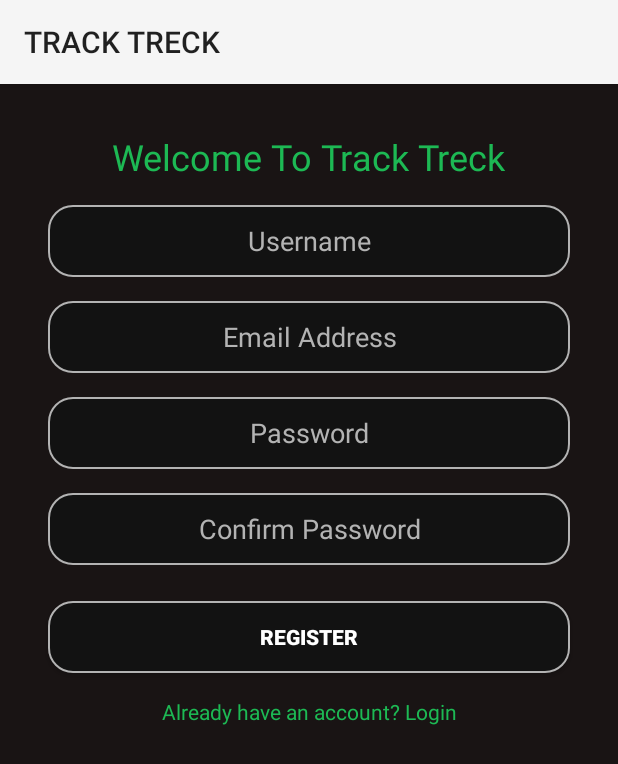
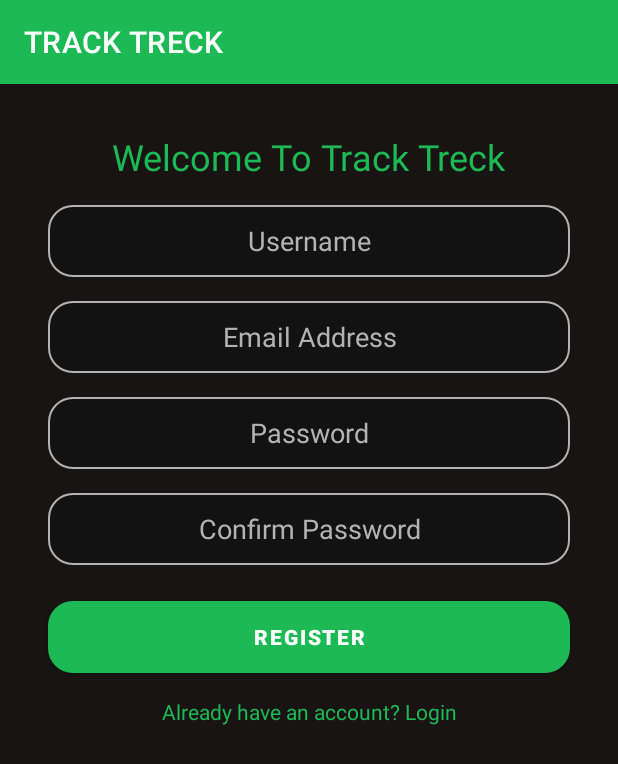
Before and after one commit to gillfara/tracktreck, an Android app: the screen it shows after launch (RegisterActivity), on a phone screen of 412 x 824 dp. Shown: the top 764 px of the screen. Run offline under Robolectric (Android 15) with nearby library versions, the light colour scheme and no system bars; libraries missing offline, so code that uses them is left out: com.loopj.android, cz.msebera.android.

Commit message:
updated track trek theme

```diff
--- a/app/src/main/res/values/themes.xml
+++ b/app/src/main/res/values/themes.xml
@@ -1,16 +1,42 @@
 <resources xmlns:tools="http://schemas.android.com/tools">
     <!-- Base application theme. -->
-    <style name="Theme.MyApplication" parent="Theme.MaterialComponents.DayNight.DarkActionBar">
+    <style name="Theme.TrackTreck" parent="Theme.MaterialComponents.DayNight.DarkActionBar">
         <!-- Primary brand color. -->
-        <item name="colorPrimary">#4CAF50</item>
-        <item name="colorPrimaryVariant">@color/purple_700</item>
-        <item name="colorOnPrimary">@color/white</item>
+        <item name="colorPrimary">@color/spotify_green</item> <!-- Spotify green -->
+        <item name="colorPrimaryVariant">@color/spotify_green_variant</item>
+        <item name="colorOnPrimary">@color/spotify_white</item>
+
         <!-- Secondary brand color. -->
-        <item name="colorSecondary">@color/teal_200</item>
-        <item name="colorSecondaryVariant">@color/teal_700</item>
-        <item name="colorOnSecondary">@color/black</item>
+        <item name="colorSecondary">@color/spotify_dark_black</item> <!-- Spotify black -->
+        <item name="colorSecondaryVariant">@color/spotify_light_black</item>
+        <item name="colorOnSecondary">@color/spotify_white</item>
+
+        <!-- Background colors. -->
+        <item name="android:windowBackground">@color/spotify_dark_gray</item>
+        <item name="android:colorBackground">@color/spotify_dark_gray</item>
+
         <!-- Status bar color. -->
         <item name="android:statusBarColor">?attr/colorPrimaryVariant</item>
+
         <!-- Customize your theme here. -->
+        <item name="shapeAppearanceSmallComponent">@style/ShapeAppearance.TrackTreck.SmallComponent</item>
+        <item name="shapeAppearanceMediumComponent">@style/ShapeAppearance.TrackTreck.MediumComponent</item>
+        <item name="shapeAppearanceLargeComponent">@style/ShapeAppearance.TrackTreck.LargeComponent</item>
+    </style>
+
+    <!-- Shape appearance for rounded components -->
+    <style name="ShapeAppearance.TrackTreck.SmallComponent" parent="ShapeAppearance.MaterialComponents.SmallComponent">
+        <item name="cornerFamily">rounded</item>
+        <item name="cornerSize">8dp</item>
+    </style>
+
+    <style name="ShapeAppearance.TrackTreck.MediumComponent" parent="ShapeAppearance.MaterialComponents.MediumComponent">
+        <item name="cornerFamily">rounded</item>
+        <item name="cornerSize">16dp</item>
+    </style>
+
+    <style name="ShapeAppearance.TrackTreck.LargeComponent" parent="ShapeAppearance.MaterialComponents.LargeComponent">
+        <item name="cornerFamily">rounded</item>
+        <item name="cornerSize">24dp</item>
     </style>
 </resources>
```
